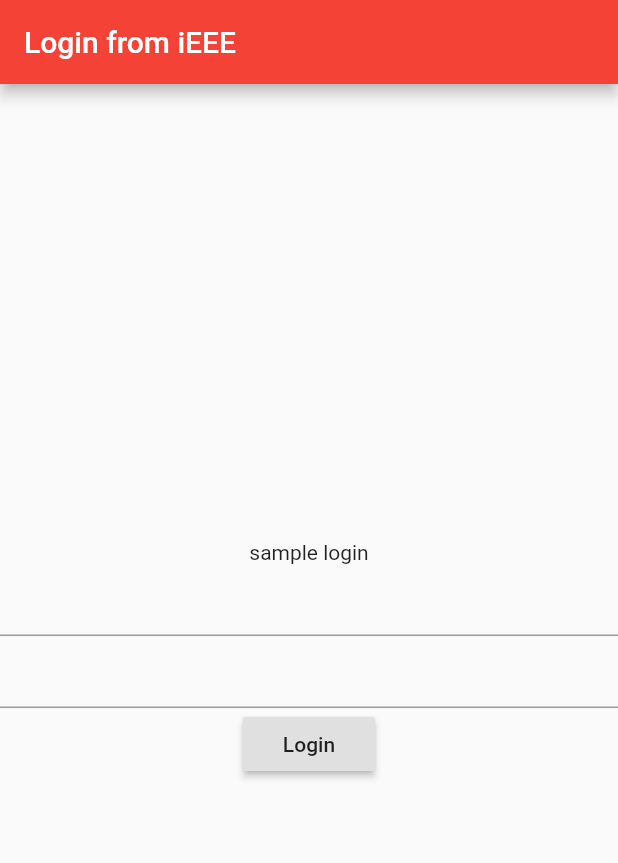
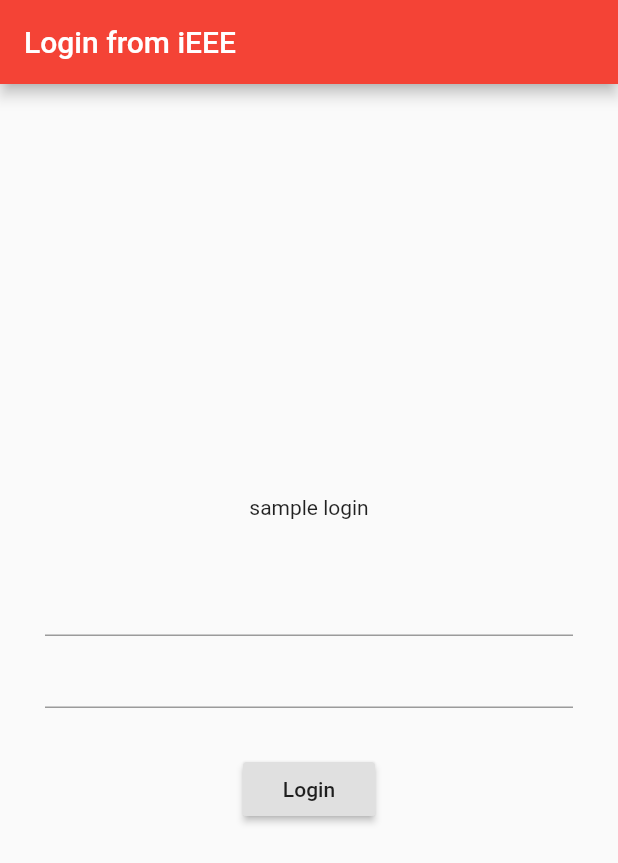
Before and after one commit to HirushaR/Flutte_with_IEEE, a Flutter app: the screen it shows after launch, on a phone screen of 412 x 824 dp. Shown: the top 863 px of the screen. Run offline on Flutter 3.47's test engine with Material 2 defaults, Android fonts, the phone set to English and light mode, and no system bars.

Commit message:
create login page

```diff
--- a/first_try/lib/main.dart
+++ b/first_try/lib/main.dart
@@ -27,12 +27,16 @@ class LoginScreen  extends StatelessWidget {
           // to get content to  center
           children: <Widget>[
             Text('sample login'),
-            Column(
+            Padding(
+              padding: EdgeInsets.all(30),
+
+            child:Column(
               children: <Widget>[
                 TextField(),
+                 TextField(),
               ],
             ),
-            TextField(),
+            ),
             RaisedButton(
               child: Text('Login'),
               onPressed: ()=>print('login pressed'),
```
